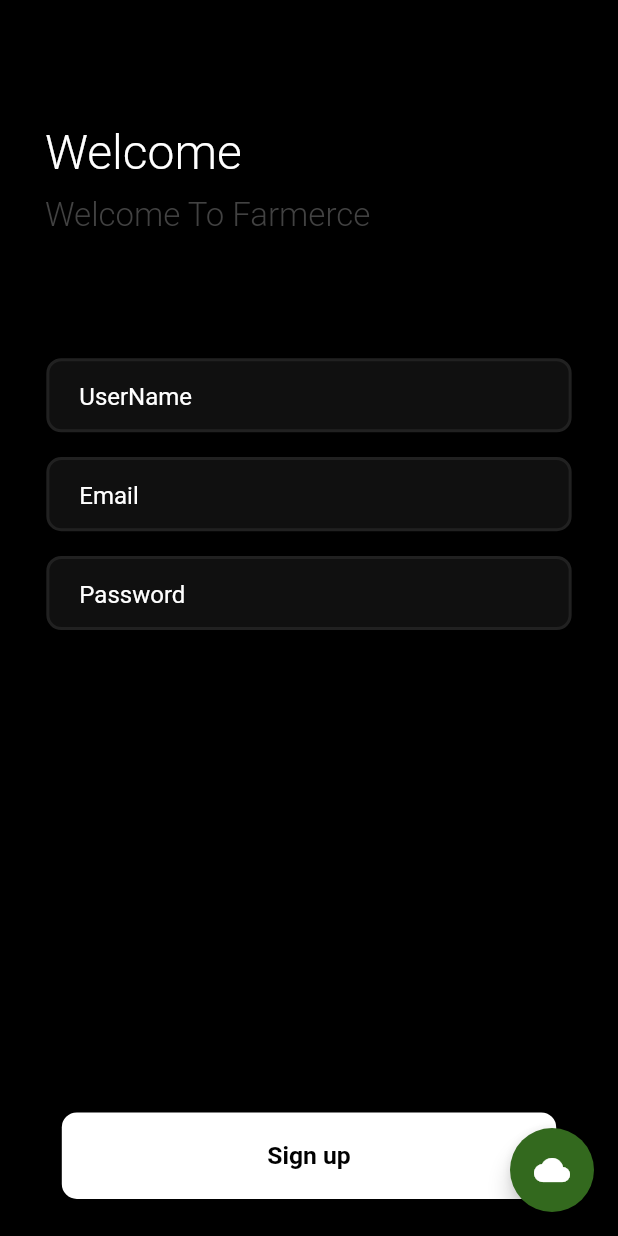
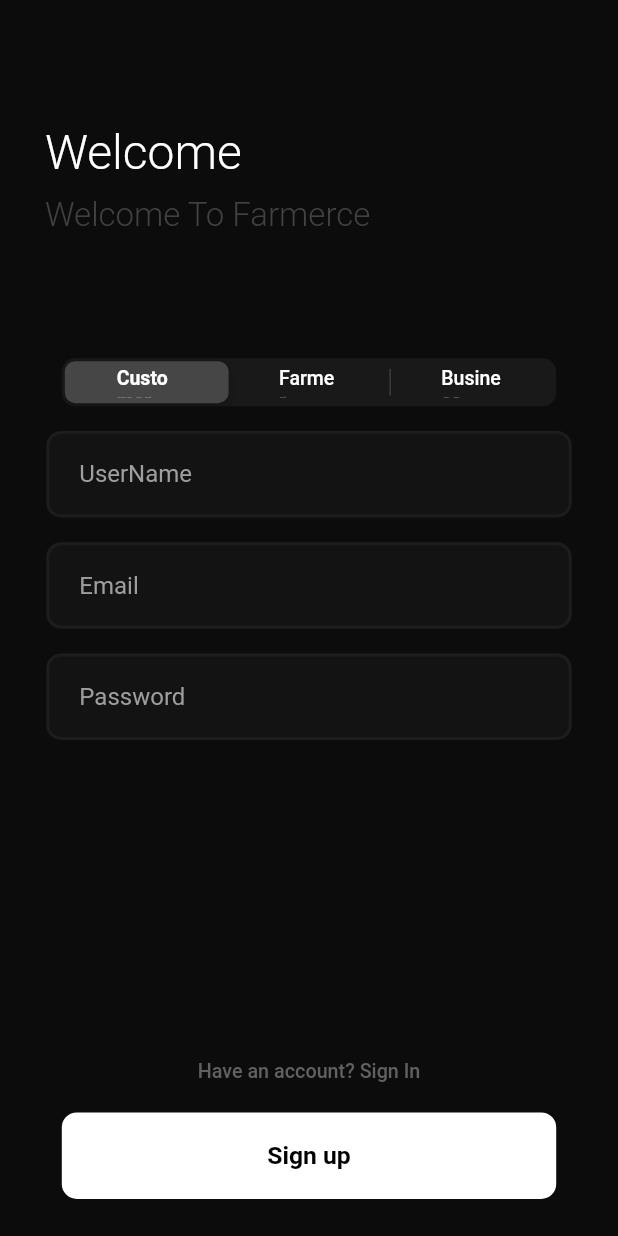
Before and after one commit to Azyles/Farmerce, a Flutter app: the screen it shows after launch, on a phone screen of 412 x 824 dp. Run offline on Flutter 3.47's test engine with Material 2 defaults, Android fonts, the phone set to English and light mode, and no system bars; our stand-ins replace cloud_firestore, firebase_auth, firebase_core, geolocator, google_nav_bar, rflutter_alert; missing offline and left inert: blur_bottom_bar; accounts and stored records are empty.

Commit message:
Login UI

```diff
--- a/lib/main.dart
+++ b/lib/main.dart
@@ -3,6 +3,7 @@
 import 'package:farmerce/Consumer/ConsumerPurchase.dart';
 import 'package:farmerce/chooseAccountType.dart';
 import 'package:firebase_core/firebase_core.dart';
+import 'package:flutter/cupertino.dart';
 import './Farmers/FarmerContracts.dart';
 import 'package:flutter/material.dart';
 import 'Business/BusinessHome.dart';
@@ -38,7 +39,7 @@
   @override
   Widget build(BuildContext context) {
     return Scaffold(
-      backgroundColor: Color.fromRGBO(8, 8, 8, 1),
+      backgroundColor: Color.fromRGBO(12, 12, 12, 1),
       body: Column(
         mainAxisAlignment: MainAxisAlignment.spaceBetween,
         crossAxisAlignment: CrossAxisAlignment.start,
@@ -76,8 +77,9 @@
                 Center(
                   child: Container(
                     decoration: BoxDecoration(
-                        border: Border.all(color: Colors.grey[900], width: 2),
-                        color: Color.fromRGBO(40, 40, 40, 0.4),
+                        border: Border.all(
+                            color: Color.fromRGBO(30, 30, 30, 0.9), width: 2),
+                        color: Color.fromRGBO(30, 30, 30, 0.4),
                         borderRadius: BorderRadius.circular(10)),
                     child: Center(
                       child: Padding(
@@ -87,7 +89,7 @@
                           controller: _emailController,
                           keyboardType: TextInputType.emailAddress,
                           decoration: InputDecoration(
-                              hintStyle: TextStyle(color: Colors.white),
+                              hintStyle: TextStyle(color: Colors.grey),
                               border: InputBorder.none,
                               hintText: 'Email'),
                           validator: (value) {
@@ -99,7 +101,7 @@
                         ),
                       ),
                     ),
-                    height: MediaQuery.of(context).size.height * 0.06,
+                    height: MediaQuery.of(context).size.height * 0.07,
                     width: MediaQuery.of(context).size.width * 0.85,
                   ),
                 ),
@@ -109,8 +111,9 @@
                 Center(
                   child: Container(
                     decoration: BoxDecoration(
-                        border: Border.all(color: Colors.grey[900], width: 2),
-                        color: Color.fromRGBO(40, 40, 40, 0.4),
+                        border: Border.all(
+                            color: Color.fromRGBO(30, 30, 30, 0.9), width: 2),
+                        color: Color.fromRGBO(30, 30, 30, 0.4),
                         borderRadius: BorderRadius.circular(10)),
                     child: Center(
                       child: Padding(
@@ -120,7 +123,7 @@
                           controller: _passwordController,
                           obscureText: true,
                           decoration: InputDecoration(
-                              hintStyle: TextStyle(color: Colors.white),
+                              hintStyle: TextStyle(color: Colors.grey),
                               border: InputBorder.none,
                               hintText: 'Password'),
                           validator: (value) {
@@ -132,7 +135,7 @@
                         ),
                       ),
                     ),
-                    height: MediaQuery.of(context).size.height * 0.06,
+                    height: MediaQuery.of(context).size.height * 0.07,
                     width: MediaQuery.of(context).size.width * 0.85,
                   ),
                 ),
@@ -146,6 +149,24 @@
             height: MediaQuery.of(context).size.height * 0.02,
           ),
           Spacer(),
+          GestureDetector(
+            onTap: () {
+              Navigator.push(context,
+                  MaterialPageRoute(builder: (context) => SignUpView()));
+            },
+            child: Padding(
+              padding: const EdgeInsets.only(bottom: 20),
+              child: Center(
+                child: Text(
+                  'Dont have an account? Sign Up',
+                  style: TextStyle(
+                      color: Colors.grey[700],
+                      fontSize: MediaQuery.of(context).size.height * 0.016,
+                      fontWeight: FontWeight.w500),
+                ),
+              ),
+            ),
+          ),
           Center(
             child: Container(
               child: new Material(
@@ -191,14 +212,6 @@
           ),
         ],
       ),
-      floatingActionButton: FloatingActionButton(
-        onPressed: () {
-          Navigator.push(
-              context, MaterialPageRoute(builder: (context) => SignUpView()));
-        },
-        backgroundColor: Colors.lightGreen[900],
-        child: Icon(Icons.wb_cloudy),
-      ),
     );
   }
 }
@@ -209,6 +222,12 @@
 }
 
 class _SignUpViewState extends State<SignUpView> {
+  int segmentedControlGroupValue = 0;
+  final Map<int, Widget> myTabs = const <int, Widget>{
+    0: Text("Item 1"),
+    1: Text("Item 2")
+  };
+
   final _formKey = new GlobalKey<FormState>();
 
   final TextEditingController _usernameController = TextEditingController();
@@ -220,7 +239,7 @@
   @override
   Widget build(BuildContext context) {
     return Scaffold(
-      backgroundColor: Colors.black,
+      backgroundColor: Color.fromRGBO(12, 12, 12, 1),
       body: Column(
         mainAxisAlignment: MainAxisAlignment.spaceBetween,
         crossAxisAlignment: CrossAxisAlignment.start,
@@ -251,6 +270,55 @@
           SizedBox(
             height: MediaQuery.of(context).size.height * 0.10,
           ),
+          Center(
+            child: Container(
+              width: MediaQuery.of(context).size.width * 0.8,
+              child: CupertinoSlidingSegmentedControl(
+                  backgroundColor: Color.fromRGBO(30, 30, 30, 0.7),
+                  thumbColor: Color.fromRGBO(70, 70, 70, 1),
+                  children: <int, Widget>{
+                    0: Container(
+                      width: 40,
+                      height: 20,
+                      child: Center(
+                        child: Text(
+                          "Customer",
+                          style: TextStyle(color: Colors.white),
+                        ),
+                      ),
+                    ),
+                    1: Container(
+                      width: 40,
+                      height: 20,
+                      child: Center(
+                        child: Text(
+                          "Farmer",
+                          style: TextStyle(color: Colors.white),
+                        ),
+                      ),
+                    ),
+                    2: Container(
+                      width: 40,
+                      height: 20,
+                      child: Center(
+                        child: Text(
+                          "Business",
+                          style: TextStyle(color: Colors.white),
+                        ),
+                      ),
+                    ),
+                  },
+                  groupValue: segmentedControlGroupValue,
+                  onValueChanged: (i) {
+                    setState(() {
+                      segmentedControlGroupValue = i;
+                    });
+                  }),
+            ),
+          ),
+          SizedBox(
+            height: MediaQuery.of(context).size.height * 0.02,
+          ),
           Form(
             key: _formKey,
             child: Column(
@@ -258,8 +326,9 @@
                 Center(
                   child: Container(
                     decoration: BoxDecoration(
-                        border: Border.all(color: Colors.grey[900], width: 2),
-                        color: Color.fromRGBO(40, 40, 40, 0.4),
+                        border: Border.all(
+                            color: Color.fromRGBO(30, 30, 30, 0.9), width: 2),
+                        color: Color.fromRGBO(30, 30, 30, 0.4),
                         borderRadius: BorderRadius.circular(10)),
                     child: Center(
                       child: Padding(
@@ -269,7 +338,7 @@
                           controller: _usernameController,
                           keyboardType: TextInputType.name,
                           decoration: InputDecoration(
-                              hintStyle: TextStyle(color: Colors.white),
+                              hintStyle: TextStyle(color: Colors.grey),
                               border: InputBorder.none,
                               hintText: 'UserName'),
                           validator: (value) {
@@ -281,7 +350,7 @@
                         ),
                       ),
                     ),
-                    height: MediaQuery.of(context).size.height * 0.06,
+                    height: MediaQuery.of(context).size.height * 0.07,
                     width: MediaQuery.of(context).size.width * 0.85,
                   ),
                 ),
@@ -291,8 +360,9 @@
                 Center(
                   child: Container(
                     decoration: BoxDecoration(
-                        border: Border.all(color: Colors.grey[900], width: 2),
-                        color: Color.fromRGBO(40, 40, 40, 0.4),
+                        border: Border.all(
+                            color: Color.fromRGBO(30, 30, 30, 0.9), width: 2),
+                        color: Color.fromRGBO(30, 30, 30, 0.4),
                         borderRadius: BorderRadius.circular(10)),
                     child: Center(
                       child: Padding(
@@ -302,7 +372,7 @@
                           controller: _emailController,
                           keyboardType: TextInputType.emailAddress,
                           decoration: InputDecoration(
-                              hintStyle: TextStyle(color: Colors.white),
+                              hintStyle: TextStyle(color: Colors.grey),
                               border: InputBorder.none,
                               hintText: 'Email'),
                           validator: (value) {
@@ -314,7 +384,7 @@
                         ),
                       ),
                     ),
-                    height: MediaQuery.of(context).size.height * 0.06,
+                    height: MediaQuery.of(context).size.height * 0.07,
                     width: MediaQuery.of(context).size.width * 0.85,
                   ),
                 ),
@@ -324,8 +394,9 @@
                 Center(
                   child: Container(
                     decoration: BoxDecoration(
-                        border: Border.all(color: Colors.grey[900], width: 2),
-                        color: Color.fromRGBO(40, 40, 40, 0.4),
+                        border: Border.all(
+                            color: Color.fromRGBO(30, 30, 30, 0.9), width: 2),
+                        color: Color.fromRGBO(30, 30, 30, 0.4),
                         borderRadius: BorderRadius.circular(10)),
                     child: Center(
                       child: Padding(
@@ -335,7 +406,7 @@
                           controller: _passwordController,
                           obscureText: true,
                           decoration: InputDecoration(
-                              hintStyle: TextStyle(color: Colors.white),
+                              hintStyle: TextStyle(color: Colors.grey),
                               border: InputBorder.none,
                               hintText: 'Password'),
                           validator: (value) {
@@ -347,7 +418,7 @@
                         ),
                       ),
                     ),
-                    height: MediaQuery.of(context).size.height * 0.06,
+                    height: MediaQuery.of(context).size.height * 0.07,
                     width: MediaQuery.of(context).size.width * 0.85,
                   ),
                 ),
@@ -361,6 +432,24 @@
             height: MediaQuery.of(context).size.height * 0.02,
           ),
           Spacer(),
+          GestureDetector(
+            onTap: () {
+              Navigator.push(context,
+                  MaterialPageRoute(builder: (context) => SignInView()));
+            },
+            child: Padding(
+              padding: const EdgeInsets.only(bottom: 20),
+              child: Center(
+                child: Text(
+                  'Have an account? Sign In',
+                  style: TextStyle(
+                      color: Colors.grey[700],
+                      fontSize: MediaQuery.of(context).size.height * 0.016,
+                      fontWeight: FontWeight.w500),
+                ),
+              ),
+            ),
+          ),
           Center(
             child: Container(
               child: new Material(
@@ -418,14 +507,6 @@
           */
         ],
       ),
-      floatingActionButton: FloatingActionButton(
-        onPressed: () {
-          Navigator.push(
-              context, MaterialPageRoute(builder: (context) => SignInView()));
-        },
-        backgroundColor: Colors.lightGreen[900],
-        child: Icon(Icons.wb_cloudy),
-      ),
     );
   }
 }
```
